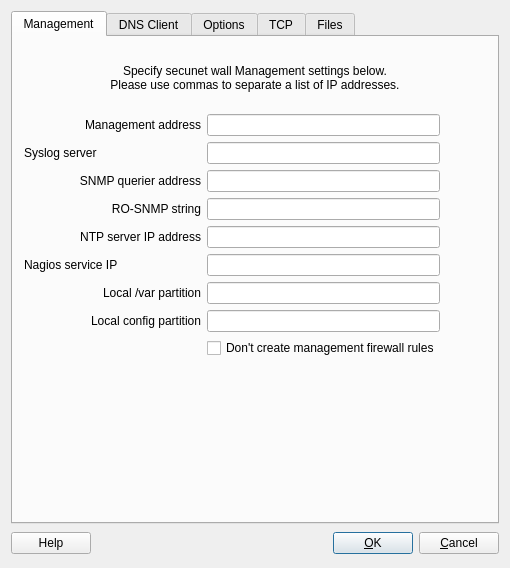
Before: the Qt Designer form src/gui/secuwalladvanceddialog_q.ui in fwbuilder/fwbuilder, drawn with Qt 5.
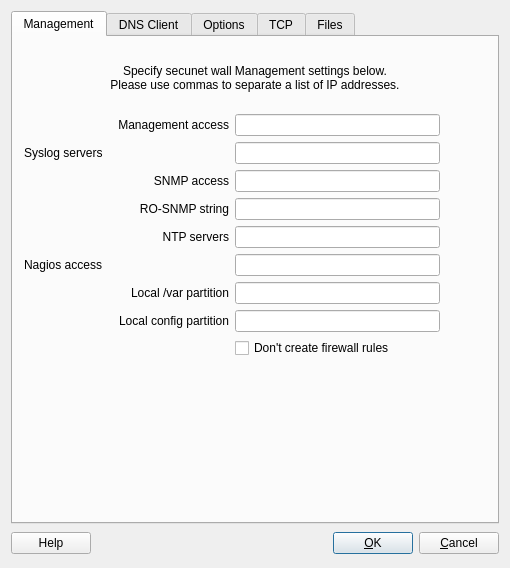
After: the same form once the commit is applied. Icons and pictures are not drawn.

Commit message: Update labels/tooltips.

```diff
--- a/src/gui/secuwalladvanceddialog_q.ui
+++ b/src/gui/secuwalladvanceddialog_q.ui
@@ -141,7 +141,7 @@
           <string/>
          </property>
          <property name="text" >
-          <string>Management address</string>
+          <string>Management access</string>
          </property>
          <property name="alignment" >
           <set>Qt::AlignRight|Qt::AlignTrailing|Qt::AlignVCenter</set>
@@ -164,7 +164,7 @@
           <enum>Qt::RightToLeft</enum>
          </property>
          <property name="text" >
-          <string>Syslog server</string>
+          <string>Syslog servers</string>
          </property>
          <property name="wordWrap" >
           <bool>true</bool>
@@ -181,7 +181,7 @@
        <item row="5" column="0" >
         <widget class="QLabel" name="label454" >
          <property name="text" >
-          <string>SNMP querier address</string>
+          <string>SNMP access</string>
          </property>
          <property name="alignment" >
           <set>Qt::AlignRight|Qt::AlignTrailing|Qt::AlignVCenter</set>
@@ -221,7 +221,7 @@
        <item row="7" column="0" >
         <widget class="QLabel" name="label458" >
          <property name="text" >
-          <string>NTP server IP address</string>
+          <string>NTP servers</string>
          </property>
          <property name="alignment" >
           <set>Qt::AlignRight|Qt::AlignTrailing|Qt::AlignVCenter</set>
@@ -260,7 +260,7 @@
           <enum>Qt::RightToLeft</enum>
          </property>
          <property name="text" >
-          <string>Nagios service IP</string>
+          <string>Nagios access</string>
          </property>
         </widget>
        </item>
@@ -343,7 +343,7 @@
        <item row="12" column="1" >
         <widget class="QCheckBox" name="secuwall_mgmt_rules_disable" >
          <property name="text" >
-          <string>Don't create management firewall rules</string>
+          <string>Don't create firewall rules</string>
          </property>
         </widget>
        </item>
```
Left out of the diff: 13 changed lines with no effect on the pictures.
